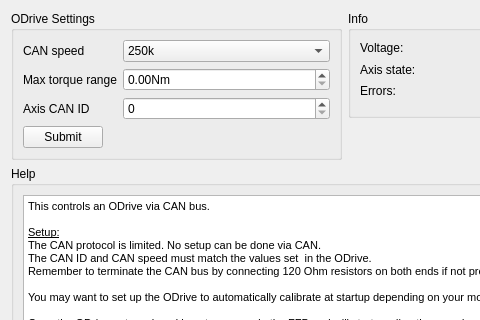
First picture: the form in res/odrive.ui, repository Ultrawipf/OpenFFBoard-configurator, before the edit; both pictures show x 0 to 480 and y 0 to 320 of the 689 by 536 pixel window.
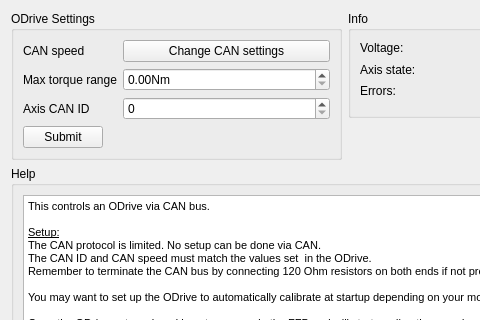
Second picture: the form after the edit.

Commit message: Moved can speed settings to common dialog

Diff of the .ui file:
```diff
--- a/res/odrive.ui
+++ b/res/odrive.ui
@@ -184,25 +184,6 @@
         </property>
        </widget>
       </item>
-      <item row="0" column="1">
-       <widget class="QComboBox" name="comboBox_baud">
-        <item>
-         <property name="text">
-          <string>250k</string>
-         </property>
-        </item>
-        <item>
-         <property name="text">
-          <string>500k</string>
-         </property>
-        </item>
-        <item>
-         <property name="text">
-          <string>1000k</string>
-         </property>
-        </item>
-       </widget>
-      </item>
       <item row="1" column="0">
        <widget class="QLabel" name="label">
         <property name="text">
@@ -247,6 +228,13 @@
         </property>
        </widget>
       </item>
+      <item row="0" column="1">
+       <widget class="QPushButton" name="pushButton_cansettings">
+        <property name="text">
+         <string>Change CAN settings</string>
+        </property>
+       </widget>
+      </item>
      </layout>
     </widget>
    </item>
```
Left out of the diff: 6 changed lines with no effect on the pictures. The commit also changes 7 other files.
